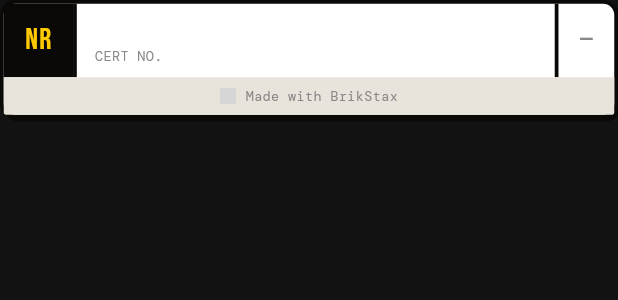
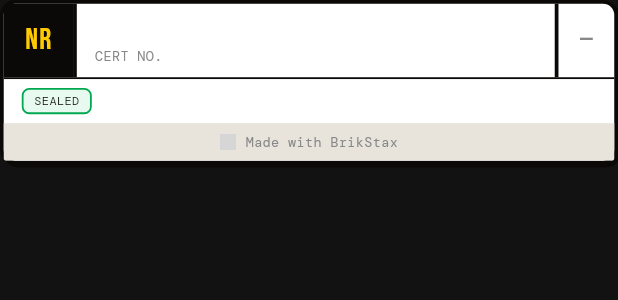
Before and after one commit to paulolsen1684-wq/BrikStax-app, a Flutter app: the _SlabSticker widget shown alone on an empty page, opened directly with empty values, on a phone screen of 412 x 824 dp. Shown: the top 300 px of the screen. Run offline on Flutter 3.47's test engine with Material 3 defaults, Android fonts, the phone set to English and light mode, and no system bars; our stand-ins replace app_links, cached_network_image, firebase_core, firebase_messaging, fl_chart, flutter_animate and 12 more; missing offline and left inert: home_widget, mobile_scanner; accounts and stored records are empty; network calls fail; grey boxes are pictures that could not be loaded.

Commit message:
Fix Set share's slab sticker dropping cert number and status badge
Same content-parity issue as Collection's glass sticker, found the same
day: diffed _SlabSticker against the no-photo _SetShareCard and found
two real gaps.

- Cert number (CERT NO. {num}) used to be entirely replaced by the
  paid->value dollar pair whenever showDollars was on, silently losing
  the set's own identifying number. Now both always show.
- No SEALED/OPEN status badge existed anywhere on the sticker, unlike
  the no-photo card. Added as its own thin strip between the main row
  and the footer.

Unlike Collection, this didn't need the sticker-height cap removed --
even with the added content, total height stays well under the 34% cap,
so it keeps its genuinely compact graded-slab footprint. This was a
content gap, not a size-budget one.

Co-Authored-By: Claude Sonnet 5 <noreply@anthropic.com>
Claude-Session: https://claude.ai/code/session_01A8Pu9SdSS9eyikZYD3nM8y

```diff
--- a/lib/screens/set_share_screen.dart
+++ b/lib/screens/set_share_screen.dart
@@ -620,12 +620,18 @@ class _SlabSticker extends StatelessWidget {
                     Text(set.name, style: BT.body(size: 13),
                         maxLines: 1, overflow: TextOverflow.ellipsis),
                     const SizedBox(height: 2),
-                    Text(
-                      hasDollarPair
-                          ? '\$${_fmt(set.paid!)} → \$${_fmt(set.ebayAvg!)}'
-                          : 'CERT NO. ${set.num}',
-                      style: BT.mono(size: 9, color: BT.tx3),
-                    ),
+                    // Cert number always shown now -- was previously
+                    // replaced by the dollar pair when showDollars was on,
+                    // silently dropping the set's own identifying number.
+                    // Real content-parity fix 2026-08-19 (same complaint
+                    // as Collection's glass sticker): matched against the
+                    // set number was hidden entirely.
+                    Text('CERT NO. ${set.num}', style: BT.mono(size: 9, color: BT.tx3)),
+                    if (hasDollarPair) ...[
+                      const SizedBox(height: 1),
+                      Text('\$${_fmt(set.paid!)} → \$${_fmt(set.ebayAvg!)}',
+                          style: BT.mono(size: 8, color: BT.tx2)),
+                    ],
                   ],
                 ),
               ),
@@ -640,6 +646,30 @@ class _SlabSticker extends StatelessWidget {
                     : '—',
                 style: BT.display(size: 17, color: gradeColor),
               ),
+            ),
+          ]),
+        ),
+        // Status row -- the no-photo _SetShareCard has a SEALED/OPEN badge
+        // that this sticker was missing entirely (same real content-parity
+        // gap Collection's glass sticker had). Added as its own thin strip
+        // rather than crammed into the already-tight main row.
+        Container(
+          width: double.infinity,
+          padding: const EdgeInsets.symmetric(horizontal: 12, vertical: 6),
+          decoration: const BoxDecoration(
+            border: Border(top: BorderSide(color: BT.ink, width: 1.2)),
+          ),
+          child: Row(children: [
+            Container(
+              padding: const EdgeInsets.symmetric(horizontal: 7, vertical: 2),
+              decoration: BoxDecoration(
+                color: set.status == 'sealed' ? BT.greenBg : BT.yellowBg,
+                borderRadius: BorderRadius.circular(5),
+                border: Border.all(
+                    color: set.status == 'sealed' ? BT.green : BT.gold, width: 1.2),
+              ),
+              child: Text(set.status == 'sealed' ? 'SEALED' : 'OPEN',
+                  style: BT.mono(size: 8, color: BT.ink)),
             ),
           ]),
         ),
```
Also changed, not shown: 1 other file.
